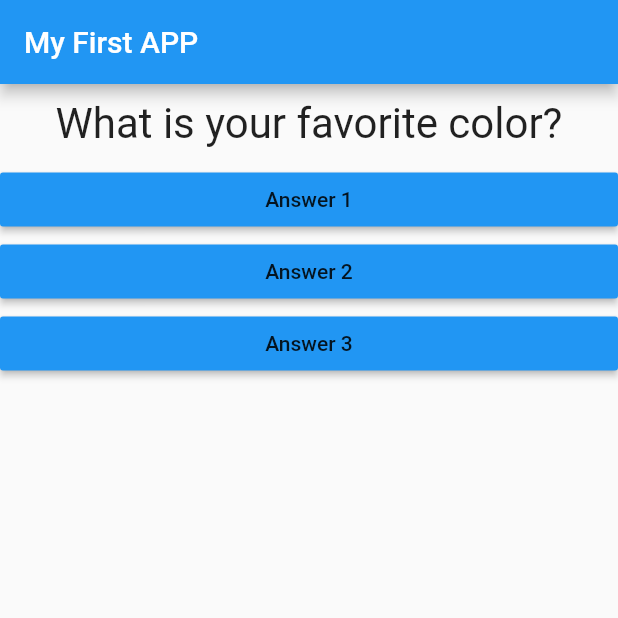
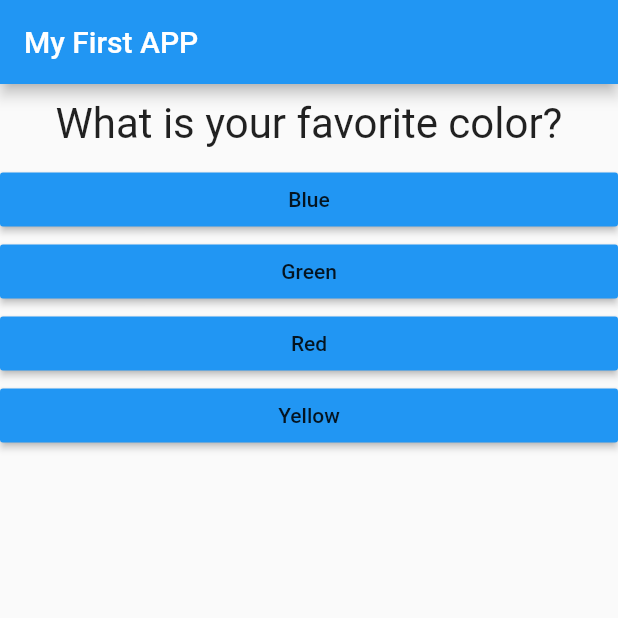
Before and after one commit to mdsavian/flutter_complete_guide, a Flutter app: the screen it shows after launch, on a phone screen of 412 x 824 dp, the top half of it. Run offline on Flutter 3.47's test engine with Material 2 defaults, Android fonts, the phone set to English and light mode, and no system bars.

Commit message:
use map to create widgets

```diff
--- a/lib/main.dart
+++ b/lib/main.dart
@@ -24,9 +24,20 @@ class _MyAppState extends State<MyApp> {
 
   Widget build(BuildContext context) {
     const questions = [
-      'What is your favorite color?',
-      'What is your favorite animal?'
+      {
+        'questionText': 'What is your favorite color?',
+        'answer': ['Blue', 'Green', 'Red', 'Yellow']
+      },
+      {
+        'questionText': 'What is your favorite animal?',
+        'answer': ['Dog', 'Cat', 'Lion', 'Elephant']
+      },
+      {
+        'questionText': 'What is your favorite friend?',
+        'answer': ['Jogn', 'Philip', 'Andrew', 'Mike']
+      },
     ];
+    final currentQuestion = questions[questionIndex];
     return MaterialApp(
         home: Scaffold(
             appBar: AppBar(
@@ -34,10 +45,10 @@ class _MyAppState extends State<MyApp> {
             ),
             body: Column(
               children: [
-                Question(questions[questionIndex]),
-                Answer(_answerQuestion, 'Answer 1'),
-                Answer(_answerQuestion, 'Answer 2'),
-                Answer(_answerQuestion, 'Answer 3')
+                Question(currentQuestion['questionText'] as String),
+                ...(currentQuestion['answer'] as List<String>).map((answer) {
+                  return Answer(_answerQuestion, answer);
+                }).toList()
               ],
             )));
   }
```
